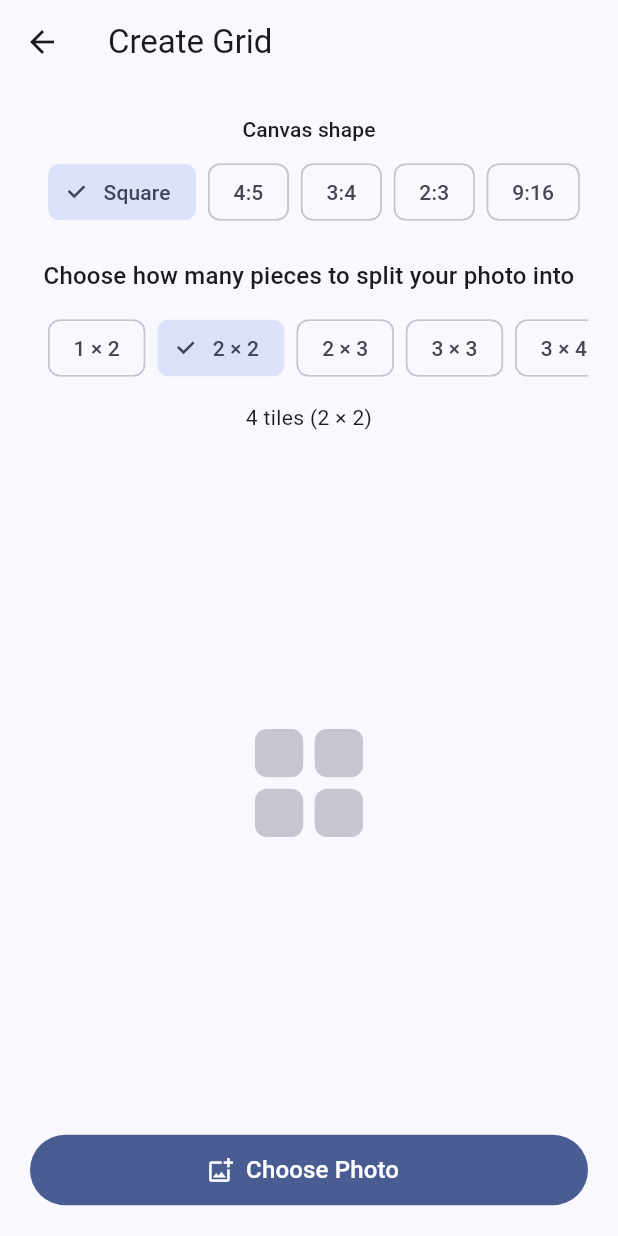
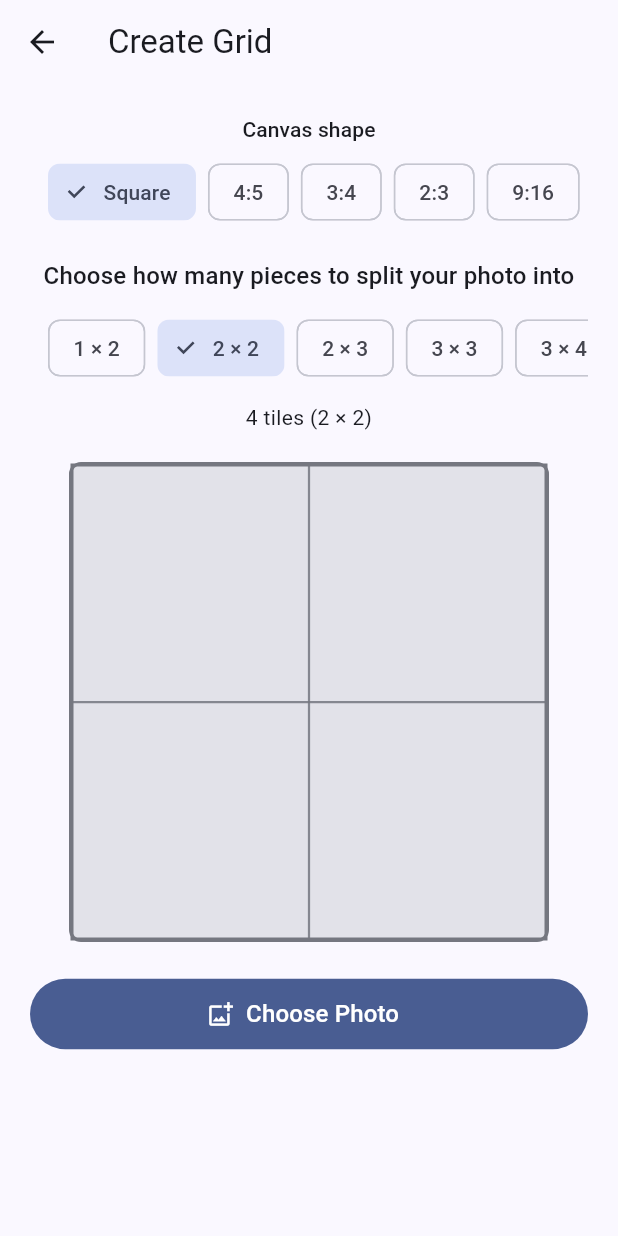
Before and after one commit to kcm2112007/image-grid-maker, a Flutter app: the GridEditorScreen screen opened directly, on a phone screen of 412 x 824 dp. Run offline on Flutter 3.47's test engine with Material 3 defaults, Android fonts, the phone set to English and light mode, and no system bars; our stand-ins replace image_picker, permission_handler, share_plus; missing offline and left inert: gal.

Commit message:
Refactor GridEditorScreen layout and add LiveGridPreview
Replaced Padding with SingleChildScrollView and added LiveGridPreview widget for better layout management.

```diff
--- a/lib/screens/grid_editor_screen.dart
+++ b/lib/screens/grid_editor_screen.dart
@@ -4,6 +4,7 @@ import '../models/canvas_ratio.dart';
 import '../models/grid_layout.dart';
 import '../services/image_service.dart';
 import '../widgets/layout_selector.dart';
+import '../widgets/live_grid_preview.dart';
 import '../widgets/ratio_selector.dart';
 import 'framing_screen.dart';
 
@@ -81,7 +82,7 @@ class _GridEditorScreenState extends State<GridEditorScreen> {
     return Scaffold(
       appBar: AppBar(title: const Text('Create Grid')),
       body: SafeArea(
-        child: Padding(
+        child: SingleChildScrollView(
           padding: const EdgeInsets.all(20),
           child: Column(
             crossAxisAlignment: CrossAxisAlignment.stretch,
@@ -113,10 +114,18 @@ class _GridEditorScreenState extends State<GridEditorScreen> {
                 textAlign: TextAlign.center,
                 style: Theme.of(context).textTheme.bodyMedium,
               ),
-              const Spacer(),
-              Icon(Icons.grid_view_rounded,
-                  size: 96, color: Theme.of(context).colorScheme.outlineVariant),
-              const Spacer(),
+              const SizedBox(height: 20),
+              Center(
+                child: ConstrainedBox(
+                  constraints: const BoxConstraints(maxWidth: 320, maxHeight: 420),
+                  child: LiveGridPreview(
+                    aspectRatio: _ratio.ratio,
+                    rows: _layout.rows,
+                    columns: _layout.columns,
+                  ),
+                ),
+              ),
+              const SizedBox(height: 24),
               FilledButton.icon(
                 onPressed: _isPicking ? null : _pickAndFrame,
                 icon: _isPicking
```
